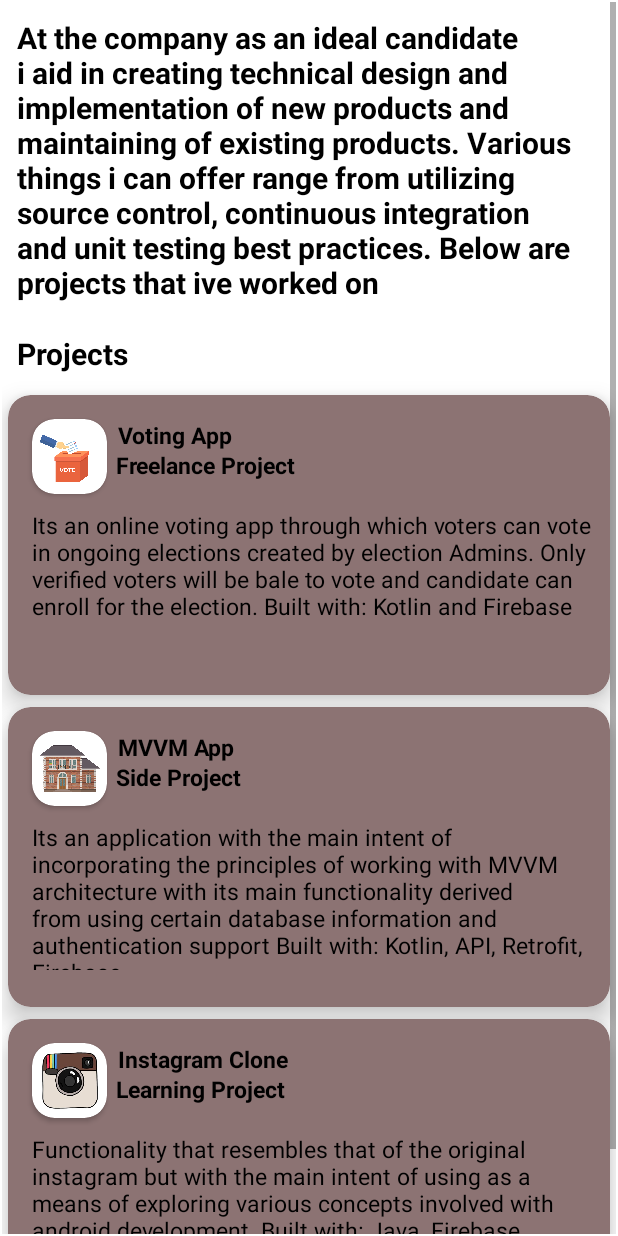
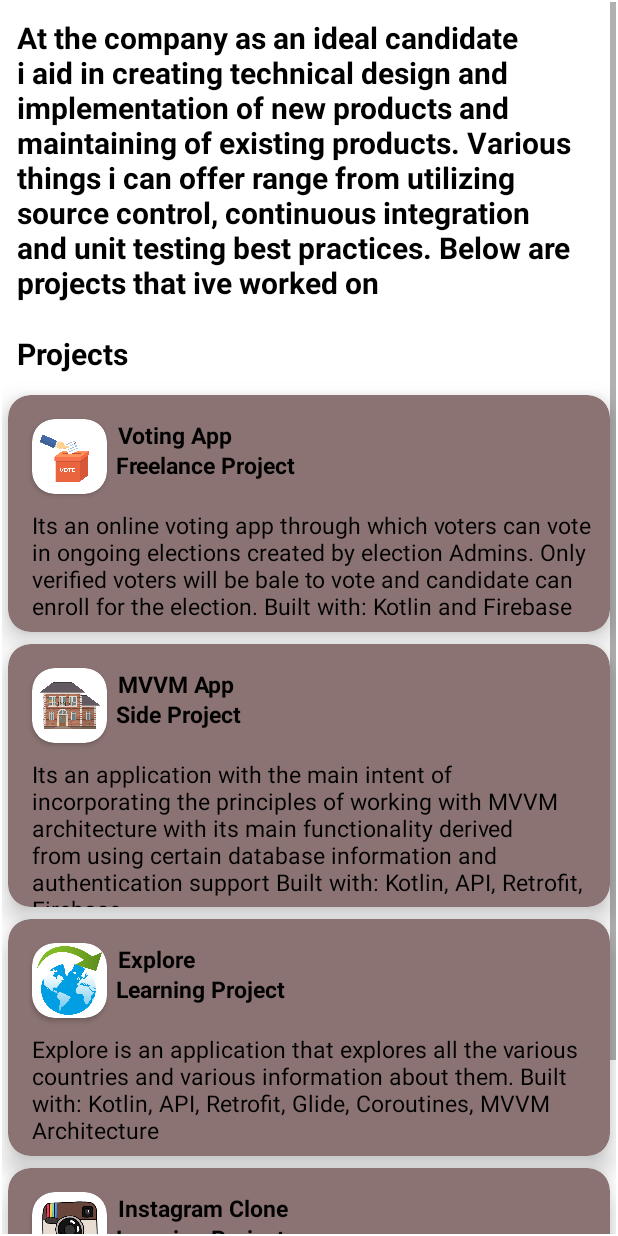
Before and after one commit to Esetobore/My-Resume, an Android app: the ProjectPage screen opened directly, with no data from a screen before it, on a phone screen of 412 x 824 dp. Run offline under Robolectric (Android 15) with nearby library versions, the phone set to English and light mode, and no system bars.

Commit message:
Added Work Experience and Project

```diff
--- a/app/src/main/res/layout-land/activity_project_page.xml
+++ b/app/src/main/res/layout-land/activity_project_page.xml
@@ -110,8 +110,6 @@
                 </androidx.constraintlayout.widget.ConstraintLayout>
             </androidx.cardview.widget.CardView>
 
-
-
             <androidx.cardview.widget.CardView
                 android:layout_width="match_parent"
                 android:layout_height="wrap_content"
@@ -187,6 +185,71 @@
             </androidx.cardview.widget.CardView>
 
 
+            <androidx.cardview.widget.CardView
+                android:layout_width="match_parent"
+                android:layout_height="wrap_content"
+                style="@style/CARD"
+                app:cardCornerRadius="15dp"
+                android:layout_margin="4dp"
+                app:cardElevation="10dp">
+                <androidx.constraintlayout.widget.ConstraintLayout
+                    android:layout_width="match_parent"
+                    android:layout_height="match_parent">
+                    <androidx.cardview.widget.CardView
+                        android:layout_width="50dp"
+                        android:layout_height="50dp"
+                        style="@style/CARD2"
+                        android:layout_marginStart="16dp"
+                        android:layout_marginTop="16dp"
+                        android:layout_marginEnd="7dp"
+                        app:cardCornerRadius="15dp"
+                        app:layout_constraintStart_toStartOf="parent"
+                        app:layout_constraintTop_toTopOf="parent" >
+                        <LinearLayout
+                            android:layout_width="wrap_content"
+                            android:layout_height="wrap_content"
+                            android:gravity="center">
+                            <ImageView
+                                android:layout_width="match_parent"
+                                android:layout_height="match_parent"
+                                android:src="@drawable/explore" />
+                        </LinearLayout>
+                    </androidx.cardview.widget.CardView>
+                    <TextView
+                        style="@style/TEXT"
+                        android:layout_width="wrap_content"
+                        android:layout_height="wrap_content"
+                        android:layout_marginStart="73dp"
+                        android:layout_marginTop="16dp"
+                        android:text="@string/explore"
+                        android:textSize="15sp"
+                        android:textStyle="bold"
+                        app:layout_constraintStart_toStartOf="parent"
+                        app:layout_constraintTop_toTopOf="parent" />
+                    <TextView
+                        style="@style/TEXT"
+                        android:layout_width="wrap_content"
+                        android:layout_height="wrap_content"
+                        android:layout_marginStart="72dp"
+                        android:layout_marginTop="36dp"
+                        android:text="@string/learning_project"
+                        android:textSize="15sp"
+                        android:textStyle="bold"
+                        app:layout_constraintStart_toStartOf="parent"
+                        app:layout_constraintTop_toTopOf="parent" />
+                    <TextView
+                        style="@style/TEXT"
+                        android:layout_width="match_parent"
+                        android:layout_height="wrap_content"
+                        android:layout_marginStart="16dp"
+                        android:layout_marginTop="76dp"
+                        android:text="@string/EXPLORE_BULLET"
+                        android:textSize="15sp"
+                        android:paddingBottom="10dp"
+                        app:layout_constraintStart_toStartOf="parent"
+                        app:layout_constraintTop_toTopOf="parent" />
+                </androidx.constraintlayout.widget.ConstraintLayout>
+            </androidx.cardview.widget.CardView>
 
 
             <androidx.cardview.widget.CardView
--- a/app/src/main/res/layout/activity_project_page.xml
+++ b/app/src/main/res/layout/activity_project_page.xml
@@ -39,9 +39,11 @@
                 android:textSize="20sp"
                 style="@style/TEXT"
                 android:textStyle="bold" />
+
+
             <androidx.cardview.widget.CardView
                 android:layout_width="match_parent"
-                android:layout_height="200dp"
+                android:layout_height="wrap_content"
                 style="@style/CARD"
                 app:cardCornerRadius="15dp"
                 android:layout_margin="4dp"
@@ -105,9 +107,14 @@
                         app:layout_constraintTop_toTopOf="parent" />
                 </androidx.constraintlayout.widget.ConstraintLayout>
             </androidx.cardview.widget.CardView>
+
+
+
+
+
             <androidx.cardview.widget.CardView
                 android:layout_width="match_parent"
-                android:layout_height="200dp"
+                android:layout_height="wrap_content"
                 style="@style/CARD"
                 app:cardCornerRadius="15dp"
                 android:layout_margin="4dp"
@@ -180,11 +187,75 @@
             </androidx.cardview.widget.CardView>
 
 
+            <androidx.cardview.widget.CardView
+                android:layout_width="match_parent"
+                android:layout_height="wrap_content"
+                style="@style/CARD"
+                app:cardCornerRadius="15dp"
+                android:layout_margin="4dp"
+                app:cardElevation="10dp">
+                <androidx.constraintlayout.widget.ConstraintLayout
+                    android:layout_width="match_parent"
+                    android:layout_height="match_parent">
+                    <androidx.cardview.widget.CardView
+                        android:layout_width="50dp"
+                        android:layout_height="50dp"
+                        style="@style/CARD2"
+                        android:layout_marginStart="16dp"
+                        android:layout_marginTop="16dp"
+                        android:layout_marginEnd="7dp"
+                        app:cardCornerRadius="15dp"
+                        app:layout_constraintStart_toStartOf="parent"
+                        app:layout_constraintTop_toTopOf="parent" >
+                        <LinearLayout
+                            android:layout_width="wrap_content"
+                            android:layout_height="wrap_content"
+                            android:gravity="center">
+                            <ImageView
+                                android:layout_width="match_parent"
+                                android:layout_height="match_parent"
+                                android:src="@drawable/explore" />
+                        </LinearLayout>
+                    </androidx.cardview.widget.CardView>
+                    <TextView
+                        style="@style/TEXT"
+                        android:layout_width="wrap_content"
+                        android:layout_height="wrap_content"
+                        android:layout_marginStart="73dp"
+                        android:layout_marginTop="16dp"
+                        android:text="@string/explore"
+                        android:textSize="15sp"
+                        android:textStyle="bold"
+                        app:layout_constraintStart_toStartOf="parent"
+                        app:layout_constraintTop_toTopOf="parent" />
+                    <TextView
+                        style="@style/TEXT"
+                        android:layout_width="wrap_content"
+                        android:layout_height="wrap_content"
+                        android:layout_marginStart="72dp"
+                        android:layout_marginTop="36dp"
+                        android:text="@string/learning_project"
+                        android:textSize="15sp"
+                        android:textStyle="bold"
+                        app:layout_constraintStart_toStartOf="parent"
+                        app:layout_constraintTop_toTopOf="parent" />
+                    <TextView
+                        style="@style/TEXT"
+                        android:layout_width="373dp"
+                        android:layout_height="82dp"
+                        android:layout_marginStart="16dp"
+                        android:layout_marginTop="76dp"
+                        android:text="@string/EXPLORE_BULLET"
+                        android:textSize="15sp"
+                        app:layout_constraintStart_toStartOf="parent"
+                        app:layout_constraintTop_toTopOf="parent" />
+                </androidx.constraintlayout.widget.ConstraintLayout>
+            </androidx.cardview.widget.CardView>
 
 
             <androidx.cardview.widget.CardView
                 android:layout_width="match_parent"
-                android:layout_height="200dp"
+                android:layout_height="wrap_content"
                 style="@style/CARD"
                 app:cardCornerRadius="15dp"
                 android:layout_margin="4dp"
--- a/app/src/main/res/values-night/strings.xml
+++ b/app/src/main/res/values-night/strings.xml
@@ -37,4 +37,6 @@
     <string name="IGCLONE_BULLET">Functionality that resembles that of the original instagram but with the main intent of using as a means of exploring various concepts involed with android development. Built with: Java, Firebase</string>
     <string name="Free_DATE">2022 July - Present</string>
     <string name="Free_BULLET">Completed Projects on time and under budget for a variety of clients. Proven ability to manage multiple projects simultaneously while meeting deadlines.</string>
+    <string name="explore">Explore</string>
+    <string name="EXPLORE_BULLET">Explore is an application that explores all the various countries and various information about them. Built with: Kotlin, API, Retrofit, Glide, Coroutines, MVVM Architecture</string>
 </resources>
--- a/app/src/main/res/values/strings.xml
+++ b/app/src/main/res/values/strings.xml
@@ -38,5 +38,7 @@
     <string name="Free_DATE">2022 July - Present</string>
     <string name="Free_BULLET">Completed Projects on time and under budget for a variety of clients. Proven ability to manage multiple projects simultaneously while meeting deadlines.</string>
     <string name="freelance_mobile_dev" translatable="false">Freelance Mobile Dev</string>
+    <string name="explore">Explore</string>
+    <string name="EXPLORE_BULLET">Explore is an application that explores all the various countries and various information about them. Built with: Kotlin, API, Retrofit, Glide, Coroutines, MVVM Architecture</string>
 
 </resources>
```
Also changed, not shown: app/src/main/res/drawable-v24/explore.png (added), 2 other files.
